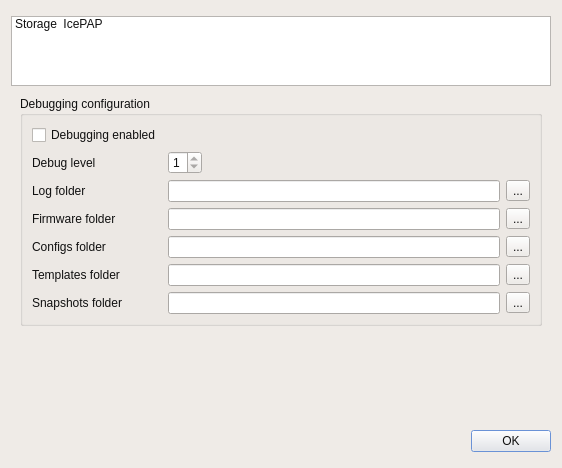
Before: the Qt Designer form icepapcms/gui/ui/dialogpreferences.ui in ALBA-Synchrotron/IcepapCMS, drawn with Qt 5.
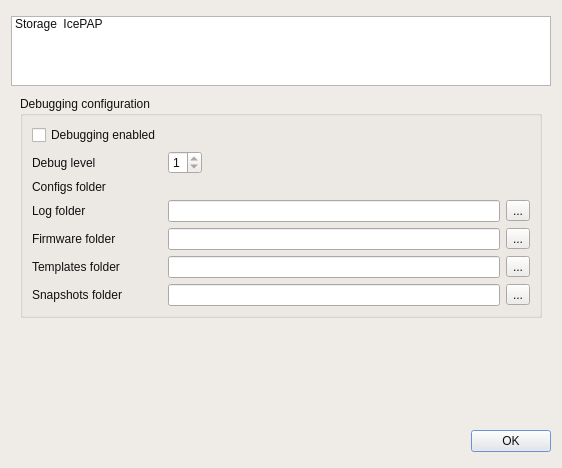
After: the same form once the commit is applied. The open tabs and pages were chosen to show the change. Icons and pictures are not drawn.

Commit message: Remove configs_folder from config, and preferences dialog

What changed in the file:
```diff
--- a/icepapcms/gui/ui/dialogpreferences.ui
+++ b/icepapcms/gui/ui/dialogpreferences.ui
@@ -996,20 +996,47 @@
           <string>Debugging configuration</string>
          </property>
          <layout class="QGridLayout" name="gridLayout">
-          <item row="0" column="0">
-           <widget class="QCheckBox" name="chkDebug">
+          <item row="7" column="3">
+           <widget class="QToolButton" name="btnTemplatesBrowser">
             <property name="text">
-             <string>Debugging enabled</string>
+             <string>...</string>
             </property>
            </widget>
           </item>
-          <item row="1" column="0">
-           <widget class="QLabel" name="label_5">
+          <item row="3" column="3">
+           <widget class="QToolButton" name="btnLogBrowser">
             <property name="text">
-             <string>Debug level</string>
+             <string>...</string>
             </property>
            </widget>
           </item>
+          <item row="4" column="0">
+           <widget class="QLabel" name="label_7">
+            <property name="text">
+             <string>Firmware folder</string>
+            </property>
+           </widget>
+          </item>
+          <item row="3" column="0">
+           <widget class="QLabel" name="label_6">
+            <property name="text">
+             <string>Log folder</string>
+            </property>
+           </widget>
+          </item>
+          <item row="1" column="2">
+           <spacer>
+            <property name="orientation">
+             <enum>Qt::Horizontal</enum>
+            </property>
+            <property name="sizeHint" stdset="0">
+             <size>
+              <width>261</width>
+              <height>20</height>
+             </size>
+            </property>
+           </spacer>
+          </item>
           <item row="1" column="1">
            <widget class="QSpinBox" name="sbDebugLevel">
             <property name="sizePolicy">
@@ -1026,28 +1053,15 @@
             </property>
            </widget>
           </item>
-          <item row="1" column="2">
-           <spacer>
-            <property name="orientation">
-             <enum>Qt::Horizontal</enum>
-            </property>
-            <property name="sizeHint" stdset="0">
-             <size>
-              <width>261</width>
-              <height>20</height>
-             </size>
-            </property>
-           </spacer>
-          </item>
-          <item row="2" column="0">
-           <widget class="QLabel" name="label_6">
+          <item row="0" column="0">
+           <widget class="QCheckBox" name="chkDebug">
             <property name="text">
-             <string>Log folder</string>
+             <string>Debugging enabled</string>
             </property>
            </widget>
           </item>
-          <item row="2" column="1" colspan="2">
-           <widget class="QLineEdit" name="txtLogFolder">
+          <item row="7" column="1" colspan="2">
+           <widget class="QLineEdit" name="txtTemplatesFolder">
             <property name="maximumSize">
              <size>
               <width>1666666</width>
@@ -1056,21 +1070,45 @@
             </property>
            </widget>
           </item>
-          <item row="2" column="3">
-           <widget class="QToolButton" name="btnLogBrowser">
-            <property name="text">
-             <string>...</string>
-            </property>
-           </widget>
-          </item>
-          <item row="3" column="0">
-           <widget class="QLabel" name="label_7">
-            <property name="text">
-             <string>Firmware folder</string>
-            </property>
-           </widget>
-          </item>
           <item row="3" column="1" colspan="2">
+           <widget class="QLineEdit" name="txtLogFolder">
+            <property name="maximumSize">
+             <size>
+              <width>1666666</width>
+              <height>16777215</height>
+             </size>
+            </property>
+           </widget>
+          </item>
+          <item row="1" column="0">
+           <widget class="QLabel" name="label_5">
+            <property name="text">
+             <string>Debug level</string>
+            </property>
+           </widget>
+          </item>
+          <item row="8" column="3">
+           <widget class="QToolButton" name="btnSnapshotsBrowser">
+            <property name="text">
+             <string>...</string>
+            </property>
+           </widget>
+          </item>
+          <item row="8" column="0">
+           <widget class="QLabel" name="label_10">
+            <property name="text">
+             <string>Snapshots folder</string>
+            </property>
+           </widget>
+          </item>
+          <item row="7" column="0">
+           <widget class="QLabel" name="label_9">
+            <property name="text">
+             <string>Templates folder</string>
+            </property>
+           </widget>
+          </item>
+          <item row="4" column="1" colspan="2">
            <widget class="QLineEdit" name="txtFirmwareFolder">
             <property name="maximumSize">
              <size>
@@ -1080,75 +1118,27 @@
             </property>
            </widget>
           </item>
-          <item row="3" column="3">
+          <item row="8" column="1" colspan="2">
+           <widget class="QLineEdit" name="txtSnapshotsFolder"/>
+          </item>
+          <item row="4" column="3">
            <widget class="QToolButton" name="btnFirmwareBrowser">
             <property name="text">
              <string>...</string>
             </property>
            </widget>
           </item>
-          <item row="4" column="0">
+          <item row="2" column="0">
            <widget class="QLabel" name="label_8">
             <property name="text">
              <string>Configs folder</string>
             </property>
            </widget>
           </item>
-          <item row="4" column="1" colspan="2">
-           <widget class="QLineEdit" name="txtConfigsFolder">
-            <property name="maximumSize">
-             <size>
-              <width>1666666</width>
-              <height>16777215</height>
-             </size>
-            </property>
-           </widget>
-          </item>
-          <item row="4" column="3">
-           <widget class="QToolButton" name="btnConfigsBrowser">
+          <item row="2" column="1">
+           <widget class="QLabel" name="txtConfigsFolder">
             <property name="text">
-             <string>...</string>
-            </property>
-           </widget>
-          </item>
-          <item row="5" column="0">
-           <widget class="QLabel" name="label_9">
-            <property name="text">
-             <string>Templates folder</string>
-            </property>
-           </widget>
-          </item>
-          <item row="5" column="1" colspan="2">
-           <widget class="QLineEdit" name="txtTemplatesFolder">
-            <property name="maximumSize">
-             <size>
-              <width>1666666</width>
-              <height>16777215</height>
-             </size>
-            </property>
-           </widget>
-          </item>
-          <item row="5" column="3">
-           <widget class="QToolButton" name="btnTemplatesBrowser">
-            <property name="text">
-             <string>...</string>
-            </property>
-           </widget>
-          </item>
-          <item row="6" column="0">
-           <widget class="QLabel" name="label_10">
-            <property name="text">
-             <string>Snapshots folder</string>
-            </property>
-           </widget>
-          </item>
-          <item row="6" column="1" colspan="2">
-           <widget class="QLineEdit" name="txtSnapshotsFolder"/>
-          </item>
-          <item row="6" column="3">
-           <widget class="QToolButton" name="btnSnapshotsBrowser">
-            <property name="text">
-             <string>...</string>
+             <string/>
             </property>
            </widget>
           </item>
```
Left out of the diff: 2 changed lines with no effect on the pictures. The commit also changes 3 other files.
